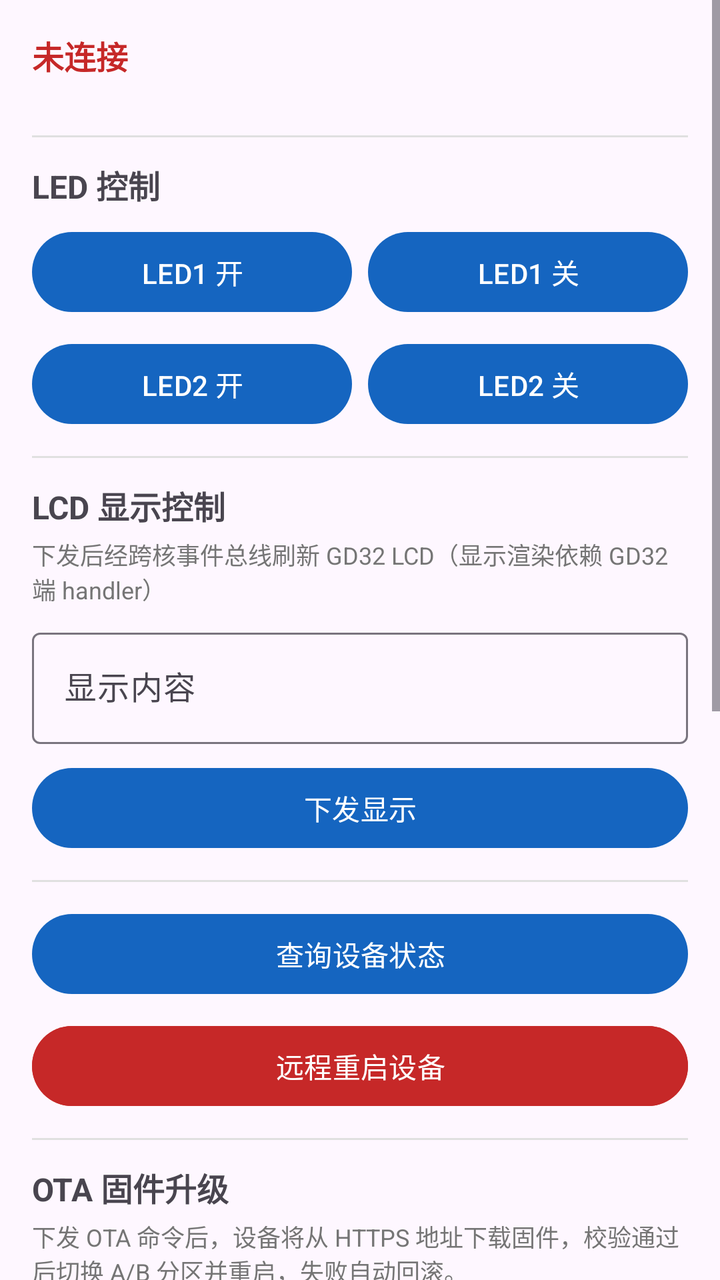
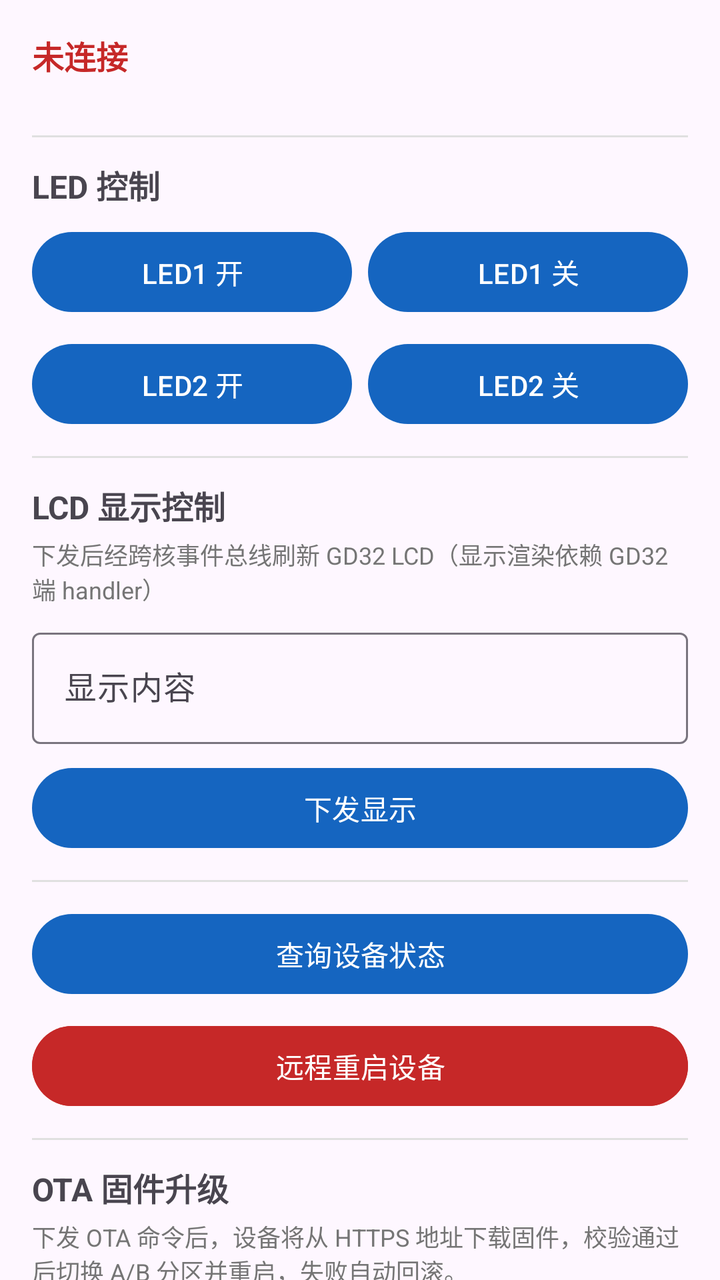

The first picture is an Android layout as it rendered before a commit; the second is the same layout after the commit. The layout source and the unified diff follow.
<!-- AndroidManifest.xml: application theme Theme.IndustrialEdge -->
<!-- res/layout/fragment_control.xml -->
<?xml version="1.0" encoding="utf-8"?>
<ScrollView xmlns:android="http://schemas.android.com/apk/res/android"
    xmlns:app="http://schemas.android.com/apk/res-auto"
    android:layout_width="match_parent"
    android:layout_height="match_parent">

    <LinearLayout
        android:layout_width="match_parent"
        android:layout_height="wrap_content"
        android:orientation="vertical"
        android:padding="16dp">

        <TextView
            android:id="@+id/tvConnState"
            android:layout_width="wrap_content"
            android:layout_height="wrap_content"
            android:text="@string/not_connected"
            android:textSize="16sp"
            android:textStyle="bold"
            android:textColor="@color/red" />

        <TextView
            android:id="@+id/tvConnDetail"
            android:layout_width="wrap_content"
            android:layout_height="wrap_content"
            android:textSize="12sp"
            android:textColor="@color/gray" />

        <View
            android:layout_width="match_parent"
            android:layout_height="1dp"
            android:layout_marginTop="12dp"
            android:layout_marginBottom="12dp"
            android:background="@color/divider" />

        <TextView
            android:layout_width="wrap_content"
            android:layout_height="wrap_content"
            android:text="@string/led_control"
            android:textSize="16sp"
            android:textStyle="bold" />

        <LinearLayout
            android:layout_width="match_parent"
            android:layout_height="wrap_content"
            android:layout_marginTop="8dp"
            android:orientation="horizontal">

            <Button
                android:id="@+id/btnLed1On"
                android:layout_width="0dp"
                android:layout_height="wrap_content"
                android:layout_weight="1"
                android:text="@string/led1_on" />

            <Space
                android:layout_width="8dp"
                android:layout_height="wrap_content" />

            <Button
                android:id="@+id/btnLed1Off"
                android:layout_width="0dp"
                android:layout_height="wrap_content"
                android:layout_weight="1"
                android:text="@string/led1_off" />
        </LinearLayout>

        <LinearLayout
            android:layout_width="match_parent"
            android:layout_height="wrap_content"
            android:layout_marginTop="8dp"
            android:orientation="horizontal">

            <Button
                android:id="@+id/btnLed2On"
                android:layout_width="0dp"
                android:layout_height="wrap_content"
                android:layout_weight="1"
                android:text="@string/led2_on" />

            <Space
                android:layout_width="8dp"
                android:layout_height="wrap_content" />

            <Button
                android:id="@+id/btnLed2Off"
                android:layout_width="0dp"
                android:layout_height="wrap_content"
                android:layout_weight="1"
                android:text="@string/led2_off" />
        </LinearLayout>

        <View
            android:layout_width="match_parent"
            android:layout_height="1dp"
            android:layout_marginTop="12dp"
            android:layout_marginBottom="12dp"
            android:background="@color/divider" />

        <TextView
            android:layout_width="wrap_content"
            android:layout_height="wrap_content"
            android:text="@string/display_control"
            android:textSize="16sp"
            android:textStyle="bold" />

        <TextView
            android:layout_width="wrap_content"
            android:layout_height="wrap_content"
            android:layout_marginTop="4dp"
            android:text="@string/display_hint"
            android:textSize="12sp"
            android:textColor="@color/gray" />

        <com.google.android.material.textfield.TextInputLayout
            android:layout_width="match_parent"
            android:layout_height="wrap_content"
            android:layout_marginTop="8dp"
            android:hint="@string/display_text_hint"
            app:boxBackgroundMode="outline">

            <com.google.android.material.textfield.TextInputEditText
                android:id="@+id/etDisplayText"
                android:layout_width="match_parent"
                android:layout_height="wrap_content"
                android:inputType="text" />
        </com.google.android.material.textfield.TextInputLayout>

        <Button
            android:id="@+id/btnSendDisplay"
            android:layout_width="match_parent"
            android:layout_height="wrap_content"
            android:layout_marginTop="8dp"
            android:text="@string/send_display" />

        <View
            android:layout_width="match_parent"
            android:layout_height="1dp"
            android:layout_marginTop="12dp"
            android:layout_marginBottom="12dp"
            android:background="@color/divider" />

        <Button
            android:id="@+id/btnQueryStatus"
            android:layout_width="match_parent"
            android:layout_height="wrap_content"
            android:text="@string/query_status" />

        <Button
            android:id="@+id/btnReboot"
            android:layout_width="match_parent"
            android:layout_height="wrap_content"
            android:layout_marginTop="8dp"
            android:backgroundTint="@color/red"
            android:text="@string/remote_reboot" />

        <View
            android:layout_width="match_parent"
            android:layout_height="1dp"
            android:layout_marginTop="12dp"
            android:layout_marginBottom="12dp"
            android:background="@color/divider" />

        <TextView
            android:layout_width="wrap_content"
            android:layout_height="wrap_content"
            android:text="@string/ota_title"
            android:textSize="16sp"
            android:textStyle="bold" />

        <TextView
            android:layout_width="wrap_content"
            android:layout_height="wrap_content"
            android:layout_marginTop="4dp"
            android:text="@string/ota_hint"
            android:textSize="12sp"
            android:textColor="@color/gray" />

        <com.google.android.material.textfield.TextInputLayout
            android:layout_width="match_parent"
            android:layout_height="wrap_content"
            android:layout_marginTop="8dp"
            android:hint="@string/fw_url_hint"
            app:boxBackgroundMode="outline">

            <com.google.android.material.textfield.TextInputEditText
                android:id="@+id/etFwUrl"
                android:layout_width="match_parent"
                android:layout_height="wrap_content"
                android:inputType="textUri" />
        </com.google.android.material.textfield.TextInputLayout>

        <Button
            android:id="@+id/btnStartOta"
            android:layout_width="match_parent"
            android:layout_height="wrap_content"
            android:layout_marginTop="8dp"
            android:text="@string/start_ota" />

        <TextView
            android:id="@+id/tvOtaState"
            android:layout_width="wrap_content"
            android:layout_height="wrap_content"
            android:layout_marginTop="8dp"
            android:textSize="14sp"
            android:textColor="@color/gray" />

        <View
            android:layout_width="match_parent"
            android:layout_height="1dp"
            android:layout_marginTop="12dp"
            android:layout_marginBottom="12dp"
            android:background="@color/divider" />

        
        <TextView
            android:layout_width="wrap_content"
            android:layout_height="wrap_content"
            android:text="@string/template_title"
            android:textSize="16sp"
            android:textStyle="bold" />

        <LinearLayout
            android:layout_width="match_parent"
            android:layout_height="wrap_content"
            android:layout_marginTop="8dp"
            android:orientation="horizontal">

            <com.google.android.material.textfield.TextInputLayout
                android:layout_width="0dp"
                android:layout_height="wrap_content"
                android:layout_weight="1"
                android:hint="@string/template_hint"
                app:boxBackgroundMode="outline">

                <com.google.android.material.textfield.TextInputEditText
                    android:id="@+id/etCmdTemplate"
                    android:layout_width="match_parent"
                    android:layout_height="wrap_content"
                    android:inputType="text" />
            </com.google.android.material.textfield.TextInputLayout>

            <Button
                android:id="@+id/btnAddTemplate"
                android:layout_width="wrap_content"
                android:layout_height="wrap_content"
                android:layout_marginStart="8dp"
                android:text="@string/template_add" />
        </LinearLayout>

        <TextView
            android:layout_width="wrap_content"
            android:layout_height="wrap_content"
            android:layout_marginTop="4dp"
            android:text="@string/template_tip"
            android:textSize="12sp"
            android:textColor="@color/gray" />

        <LinearLayout
            android:id="@+id/llTemplates"
            android:layout_width="match_parent"
            android:layout_height="wrap_content"
            android:layout_marginTop="4dp"
            android:orientation="vertical" />

        <View
            android:layout_width="match_parent"
            android:layout_height="1dp"
            android:layout_marginTop="12dp"
            android:layout_marginBottom="12dp"
            android:background="@color/divider" />

        <LinearLayout
            android:layout_width="match_parent"
            android:layout_height="wrap_content"
            android:orientation="horizontal">

            <TextView
                android:layout_width="0dp"
                android:layout_height="wrap_content"
                android:layout_weight="1"
                android:text="@string/cmd_history"
                android:textSize="16sp"
                android:textStyle="bold" />

            <Button
                android:id="@+id/btnClearCmdLog"
                android:layout_width="wrap_content"
                android:layout_height="wrap_content"
                android:minWidth="0dp"
                android:paddingStart="12dp"
                android:paddingEnd="12dp"
                android:text="@string/clear_rx" />
        </LinearLayout>

        <ScrollView
            android:id="@+id/scrollCmd"
            android:layout_width="match_parent"
            android:layout_height="120dp"
            android:layout_marginTop="4dp"
            android:background="@color/surface_soft"
            android:padding="8dp">

            <TextView
                android:id="@+id/tvCmdHistory"
                android:layout_width="match_parent"
                android:layout_height="wrap_content"
                android:fontFamily="monospace"
                android:textSize="12sp"
                android:textColor="@color/gray" />
        </ScrollView>

    </LinearLayout>
</ScrollView>
<!-- resources referenced by this layout -->
<resources>
  <color name="divider">#E0E0E0</color>
  <color name="gray">#757575</color>
  <color name="red">#C62828</color>
  <color name="surface_soft">#F5F5F5</color>
  <string name="clear_rx">清空</string>
  <string name="cmd_history">命令历史</string>
  <string name="display_control">LCD 显示控制</string>
  <string name="display_hint">下发后经跨核事件总线刷新 GD32 LCD（显示渲染依赖 GD32 端 handler）</string>
  <string name="display_text_hint">显示内容</string>
  <string name="fw_url_hint">固件下载 URL（HTTPS）</string>
  <string name="led1_off">LED1 关</string>
  <string name="led1_on">LED1 开</string>
  <string name="led2_off">LED2 关</string>
  <string name="led2_on">LED2 开</string>
  <string name="led_control">LED 控制</string>
  <string name="not_connected">未连接</string>
  <string name="ota_hint">下发 OTA 命令后，设备将从 HTTPS 地址下载固件，校验通过后切换 A/B 分区并重启，失败自动回滚。</string>
  <string name="ota_title">OTA 固件升级</string>
  <string name="query_status">查询设备状态</string>
  <string name="remote_reboot">远程重启设备</string>
  <string name="send_display">下发显示</string>
  <string name="start_ota">开始 OTA</string>
  <string name="template_add">保存</string>
  <string name="template_hint">输入 JSON 命令</string>
  <string name="template_tip">示例：{"cmd":"status"}、{"cmd":"led","id":1,"state":1}、{"cmd":"reboot"}</string>
  <string name="template_title">命令模板（点击即发，长按删除）</string>
  <style name="Theme.IndustrialEdge" parent="Theme.Material3.DayNight.NoActionBar">
          <item name="colorPrimary">@color/primary</item>
          <item name="colorPrimaryDark">@color/primary_dark</item>
          <item name="colorOnPrimary">#FFFFFF</item>
          <item name="android:statusBarColor">@color/primary_dark</item>
      </style>
  <color name="primary">#1565C0</color>
  <color name="primary_dark">#0D47A1</color>
</resources>

<!-- the commit's change to res/layout/fragment_control.xml (unified diff, before → after) -->
@@ -1,5 +1,6 @@
 <?xml version="1.0" encoding="utf-8"?>
-<ScrollView xmlns:android="http://schemas.android.com/apk/res/android"
+<androidx.core.widget.NestedScrollView xmlns:android="http://schemas.android.com/apk/res/android"
+    xmlns:tools="http://schemas.android.com/tools"
     xmlns:app="http://schemas.android.com/apk/res-auto"
     android:layout_width="match_parent"
     android:layout_height="match_parent">
@@ -293,7 +294,7 @@
                 android:text="@string/clear_rx" />
         </LinearLayout>
 
-        <ScrollView
+        <androidx.core.widget.NestedScrollView
             android:id="@+id/scrollCmd"
             android:layout_width="match_parent"
             android:layout_height="120dp"
@@ -308,7 +309,7 @@
                 android:fontFamily="monospace"
                 android:textSize="12sp"
                 android:textColor="@color/gray" />
-        </ScrollView>
+        </androidx.core.widget.NestedScrollView>
 
     </LinearLayout>
-</ScrollView>
+</androidx.core.widget.NestedScrollView>
<!-- resource entries referenced after the edit -->
@@ -10,8 +10,8 @@
   <string name="display_hint">下发后经跨核事件总线刷新 GD32 LCD（显示渲染依赖 GD32 端 handler）</string>
   <string name="display_text_hint">显示内容</string>
   <string name="fw_url_hint">固件下载 URL（HTTPS）</string>
-  <string name="led1_off">LED1 关</string>
-  <string name="led1_on">LED1 开</string>
+  <string name="led1_off" tools:ignore="Typos">LED1 关</string>
+  <string name="led1_on" tools:ignore="Typos">LED1 开</string>
   <string name="led2_off">LED2 关</string>
   <string name="led2_on">LED2 开</string>
   <string name="led_control">LED 控制</string>
